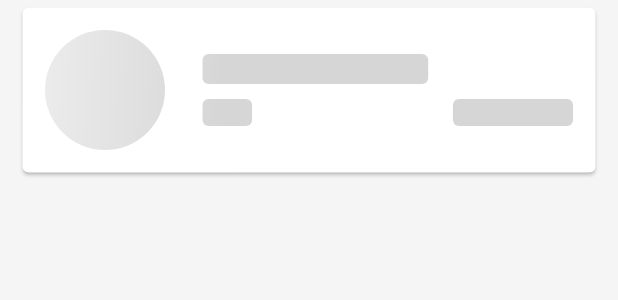
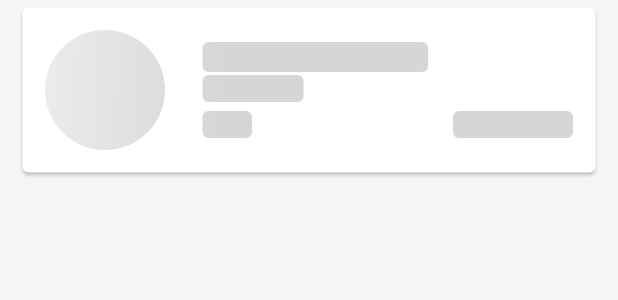
Before and after one commit to andersonmendesdev/mobilechallenge, a Flutter app: the _CardDefault widget shown alone on an empty page, opened directly, on a phone screen of 412 x 824 dp. Shown: the top 300 px of the screen. Run offline on Flutter 3.47's test engine with Material 2 defaults, Android fonts, the phone set to English and light mode, and no system bars; our stand-ins replace bloc, cached_network_image, device_info_plus, equatable, flutter_bloc, flutter_dotenv and 2 more; missing offline and left inert: fk_user_agent; network calls fail; project files that could hold a hidden picture were left out.

Commit message:
fix: correcao schimmer cards usuario

```diff
--- a/lib/src/presentation/pages/home/home_page.dart
+++ b/lib/src/presentation/pages/home/home_page.dart
@@ -11,10 +11,10 @@ import '../widget/empty/empty_state_widget.dart';
 import '../widget/loading/schimmer_card_list.dart';
 import '../widget/switcher/switcher_animete_widget.dart';
 import 'modal/sheet_filter_widget.dart';
+import 'modal/sheet_profile_widget.dart';
 import 'widget/card_user_widget.dart';
 import 'widget/header_filter_widget.dart';
 import 'widget/loading_more_widget.dart';
-import 'modal/sheet_profile_widget.dart';
 import 'widget/search_field_widget.dart';
 import 'widget/title_home_widget.dart';
 
@@ -167,6 +167,7 @@ class _HomePageState extends State<HomePage> {
       ),
     );
   }
+
   ///rules for pagination, if there is active search,
   ///it does not allow pagination, if it already hears
   ///a search in progress, it also does not allow pagination.
--- a/lib/src/presentation/pages/widget/loading/schimmer_card_list.dart
+++ b/lib/src/presentation/pages/widget/loading/schimmer_card_list.dart
@@ -68,7 +68,20 @@ class _CardDefault extends StatelessWidget {
                                     fontSize: 17, fontWeight: FontWeight.w700),
                             softWrap: true),
                       ),
-                      const SizedBox(height: 10),
+                      const SizedBox(height: 2),
+                      _Container(
+                        child: Text(
+                          'userEntity',
+                          style: Theme.of(context)
+                              .textTheme
+                              .bodyText1!
+                              .copyWith(
+                                  fontSize: 15,
+                                  color: Colors.black.withOpacity(0.6),
+                                  fontWeight: FontWeight.w500),
+                        ),
+                      ),
+                      const SizedBox(height: 6),
                       Padding(
                         padding: const EdgeInsets.only(right: 15.0),
                         child: Row(
```
